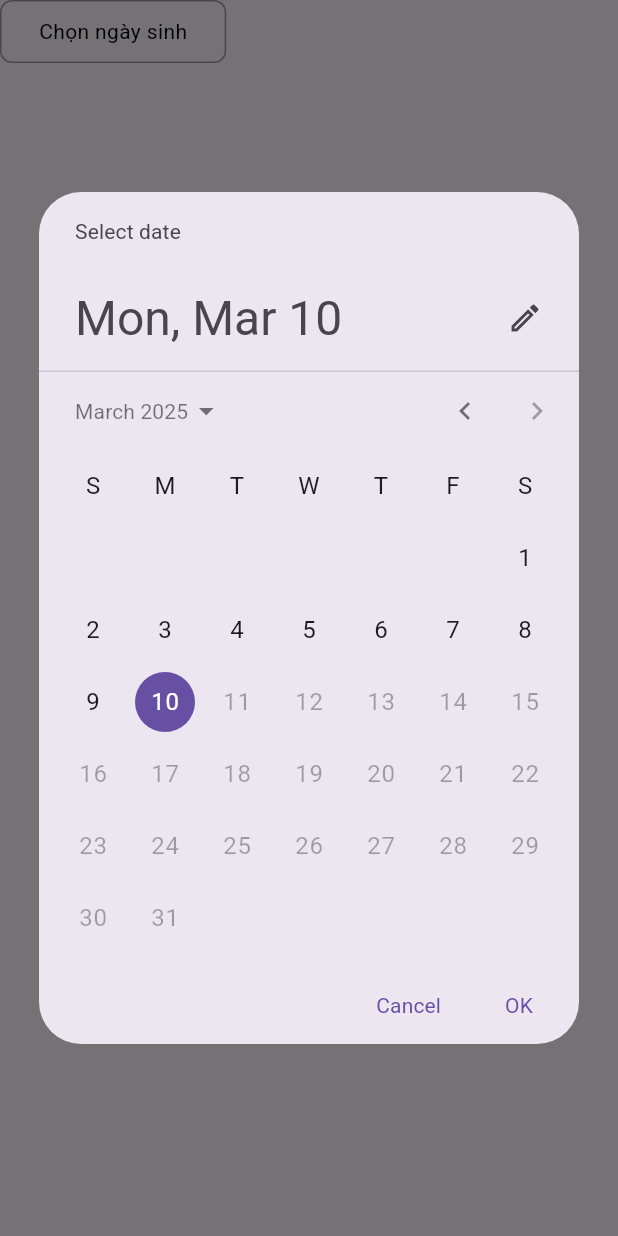
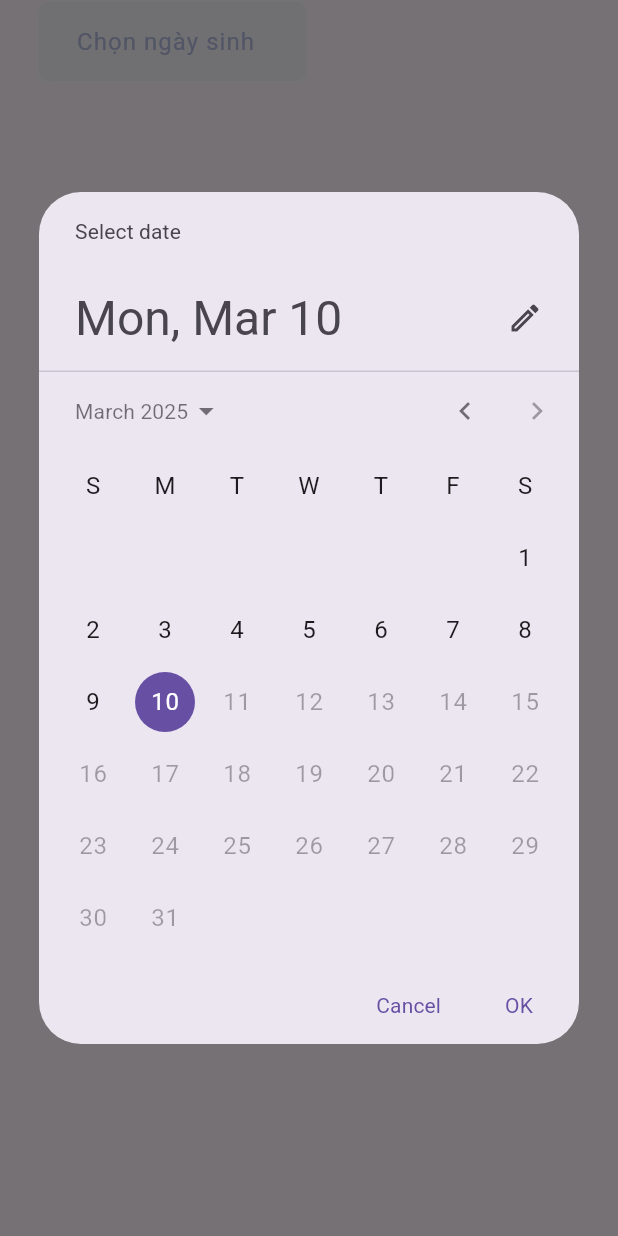
Before and after one commit to LaHuy136/Doan_Thanh_Nien, a Flutter app: the DatePicker widget shown alone on an empty page, opened directly with empty values, after a tap on "Chọn ngày sinh", on a phone screen of 412 x 824 dp. Run offline on Flutter 3.47's test engine with Material 3 defaults, Android fonts, the phone set to English and light mode, and no system bars; our stand-ins replace equatable, flutter_bloc, image_picker, shared_preferences; accounts and stored records are empty; Roboto replaces fonts that are missing (Poppins-Medium).

Commit message:
update UI and change gender picker

```diff
--- a/doan_thanh_nien/lib/bloc/activity_bloc.dart
+++ b/doan_thanh_nien/lib/bloc/activity_bloc.dart
@@ -42,7 +42,7 @@ class ActivityDetailBloc
       final state = this.state;
       if (state is ActivityDetailLoaded) {
         final isAlreadyRegistered =
-            state.registeredEvents.any((e) => e.title == event.event.title);
+            state.registeredEvents.any((e) => e.title == event.activity.title);
 
         if (isAlreadyRegistered) {
           emit(ActivityDetailLoaded(
@@ -57,7 +57,7 @@ class ActivityDetailBloc
         } else {
           final updatedEvents =
               List<volunteerActivities>.from(state.registeredEvents)
-                ..add(event.event.copyWith(isRegistered: true));
+                ..add(event.activity.copyWith(isRegistered: true));
 
           final prefs = await SharedPreferences.getInstance();
           prefs.setString('registeredEvents',
--- a/doan_thanh_nien/lib/bloc/event/activity_event.dart
+++ b/doan_thanh_nien/lib/bloc/event/activity_event.dart
@@ -27,7 +27,7 @@ class LoadActivityDetail extends ActivityDetailEvent {
 }
 
 class RegisterActivity extends ActivityDetailEvent {
-  final volunteerActivities event;
+  final volunteerActivities activity;
 
-  RegisterActivity({required this.event});
+  RegisterActivity({required this.activity});
 }
--- a/doan_thanh_nien/lib/bloc/profile_bloc.dart
+++ b/doan_thanh_nien/lib/bloc/profile_bloc.dart
@@ -4,14 +4,15 @@ import 'event/profile_event.dart';
 import 'state/profle_state.dart';
 
 class ProfileBloc extends Bloc<ProfileEvent, ProfileState> {
-  ProfileBloc() : super(ProfileState.initial()) {
+  final SharedPreferences prefs;
+
+  ProfileBloc({required this.prefs}) : super(ProfileState.initial()) {
     on<LoadProfile>(_onLoadProfile);
     on<UpdateProfile>(_onUpdateProfile);
   }
 
   Future<void> _onLoadProfile(
       LoadProfile event, Emitter<ProfileState> emit) async {
-    SharedPreferences prefs = await SharedPreferences.getInstance();
     String name = prefs.getString('name') ?? '';
     String gender = prefs.getString('gender') ?? '';
     String dateOfBirth = prefs.getString('dateOfBirth') ?? '';
@@ -29,7 +30,6 @@ class ProfileBloc extends Bloc<ProfileEvent, ProfileState> {
 
   Future<void> _onUpdateProfile(
       UpdateProfile event, Emitter<ProfileState> emit) async {
-    SharedPreferences prefs = await SharedPreferences.getInstance();
     if (event.dateOfBirth != null) {
       await prefs.setString('dateOfBirth', event.dateOfBirth!);
     }
--- a/doan_thanh_nien/lib/bloc/state/signup_state.dart
+++ b/doan_thanh_nien/lib/bloc/state/signup_state.dart
@@ -1,4 +1,3 @@
-
 import 'package:equatable/equatable.dart';
 
 abstract class SignUpState extends Equatable {
@@ -14,3 +13,29 @@ class SignUpSuccess extends SignUpState {}
 class SignUpLoading extends SignUpState {}
 
 class SignUpFailure extends SignUpState {}
+
+class SignUpUpdated extends SignUpState {
+  final String gender;
+  const SignUpUpdated({required this.gender});
+}
+
+class SignUpFormUpdated extends SignUpState {
+  final String name;
+  final String password;
+  final String gender;
+  final String dateOfBirth;
+  final String faculty;
+  final String studentId;
+
+  const SignUpFormUpdated({
+    required this.name,
+    required this.password,
+    required this.gender,
+    required this.dateOfBirth,
+    required this.faculty,
+    required this.studentId,
+  });
+  @override
+  List<Object> get props =>
+      [name, password, gender, dateOfBirth, faculty, studentId];
+}
--- a/doan_thanh_nien/lib/components/date_picker.dart
+++ b/doan_thanh_nien/lib/components/date_picker.dart
@@ -6,6 +6,7 @@ import 'package:intl/intl.dart';
 import '../bloc/event/signup_event.dart';
 import '../bloc/signup_bloc.dart';
 import '../bloc/state/signup_state.dart';
+import '../themes/colors.dart';
 
 class DatePicker extends StatelessWidget {
   final TextEditingController dateOfBirthController;
@@ -17,7 +18,9 @@ class DatePicker extends StatelessWidget {
 
   @override
   Widget build(BuildContext context) {
-    return InkWell(
+    return Padding(
+      padding: const EdgeInsets.symmetric(horizontal: 25.0),
+      child: InkWell(
         onTap: () async {
           final selectedDate = await showDatePicker(
             context: context,
@@ -36,19 +39,29 @@ class DatePicker extends StatelessWidget {
           }
         },
         child: Container(
-        padding: const EdgeInsets.symmetric(vertical: 10, horizontal: 25),
+          width: 180,
+          padding: const EdgeInsets.symmetric(vertical: 15.0, horizontal: 25.0),
           decoration: BoxDecoration(
-          border: Border.all(color: Colors.grey),
-          borderRadius: BorderRadius.circular(8),
+            color: AppColor.textFieldColor,
+            border: Border.all(color: AppColor.bordertfColor),
+            borderRadius: BorderRadius.circular(8.0),
           ),
           child: BlocBuilder<SignUpBloc, SignUpState>(
             builder: (context, state) {
-            final dateOfBirth = context.read<SignUpBloc>().dateOfBirth;
+              final dateOfBirth = (state is SignUpFormUpdated)
+                  ? state.dateOfBirth
+                  : '';
               return Text(
                 dateOfBirth.isEmpty ? 'Chọn ngày sinh' : dateOfBirth,
-              style: const TextStyle(color: Colors.black),
+                style: TextStyle(
+                  fontFamily: 'Poppins-Medium',
+                  fontSize: 16,
+                  color: AppColor.textPickerColor,
+                  letterSpacing: 0.7,
+                ),
               );
             },
+          ),
         ),
       ),
     );
--- a/doan_thanh_nien/lib/components/my_avatar.dart
+++ b/doan_thanh_nien/lib/components/my_avatar.dart
@@ -37,13 +37,13 @@ class _MyAvatarState extends State<MyAvatar> {
           CircleAvatar(
             radius: 60,
             backgroundImage: _image != null ? FileImage(_image!) : null,
-            child: _image == null ? const Icon(Icons.person, size: 60) : null,
+            child: _image == null ? const Icon(Icons.person, size: 80) : null,
           ),
           const SizedBox(height: 10),
           IconButton(
             onPressed: _pickImage,
             icon: Container(
-              width: 120,
+              width: 160,
               child: Row(
                 mainAxisAlignment: MainAxisAlignment.center,
                 children: [
--- a/doan_thanh_nien/lib/main.dart
+++ b/doan_thanh_nien/lib/main.dart
@@ -7,11 +7,13 @@ import 'package:doan_thanh_nien/bloc/update_bloc.dart';
 import 'package:doan_thanh_nien/pages/login_page.dart';
 import 'package:flutter/material.dart';
 import 'package:flutter_bloc/flutter_bloc.dart';
+import 'package:shared_preferences/shared_preferences.dart';
 import 'bloc/drawer_bloc.dart';
 import 'bloc/event/drawer_event.dart';
 
 void main() async {
   WidgetsFlutterBinding.ensureInitialized();
+  SharedPreferences prefs = await SharedPreferences.getInstance();
 
   runApp(
     MultiBlocProvider(
@@ -21,9 +23,9 @@ void main() async {
         BlocProvider(
             create: (context) => DrawerBloc()..add(LoadUserDataEvent())),
         BlocProvider(create: (context) => LoginBloc(context)),
-        BlocProvider(create: (context) => SignUpBloc(context)),
+        BlocProvider(create: (context) => SignUpBloc()),
         BlocProvider(create: (context) => UpdateBloc()),
-        BlocProvider(create: (context) => ProfileBloc()),
+        BlocProvider(create: (context) => ProfileBloc(prefs: prefs)),
       ],
       child: const MyApp(),
     ),
--- a/doan_thanh_nien/lib/models/activities.dart
+++ b/doan_thanh_nien/lib/models/activities.dart
@@ -38,10 +38,10 @@ class News extends ChangeNotifier {
 
     // another
     volunteerActivities(
-      imagePath: 'assets/images/trong_cay.jpg',
-      title: 'Trồng cây xanh 2024',
+      imagePath: 'assets/images/hien_mau.jpg',
+      title: 'Hiến máu nhân đạo',
       day: '18/09/2024 - 20/09/2024',
-      location: 'Công viên Thống Nhất, Hà Nội',
+      location: 'Trường THPT Kim Đồng, Hà Nội',
       registeredNumber: 0,
       category: volunteerActivitiesCategory.another,
     ),
--- a/doan_thanh_nien/lib/pages/activity_detail_page.dart
+++ b/doan_thanh_nien/lib/pages/activity_detail_page.dart
@@ -204,7 +204,7 @@ class _ActivityDetailPageState extends State<ActivityDetailPage> {
                             duration: const Duration(seconds: 1),
                           ));
                           context.read<ActivityDetailBloc>().add(
-                                RegisterActivity(event: activity),
+                                RegisterActivity(activity: activity),
                               );
                           Navigator.push(
                             context,
--- a/doan_thanh_nien/lib/themes/colors.dart
+++ b/doan_thanh_nien/lib/themes/colors.dart
@@ -21,6 +21,10 @@ class AppColor {
 
   // AppBar
   static Color appBarColor = const Color.fromARGB(255, 21, 61, 133);
+  static Color iconAppBarColor = const Color.fromARGB(255, 255, 255, 255);
+
+  // Picker
+  static Color textPickerColor = const Color.fromARGB(197, 156, 168, 211);
 
   // Drawer
   static Color drawerTileColor = const Color.fromARGB(255, 40, 117, 187);
```
Also changed, not shown: doan_thanh_nien/lib/bloc/signup_bloc.dart (+59 -14 lines), doan_thanh_nien/lib/bloc/update_bloc.dart (+7 -0 lines), doan_thanh_nien/lib/components/gender_picker.dart (added, +106 -0 lines), doan_thanh_nien/lib/components/my_activity_tile.dart (+8 -1 lines), doan_thanh_nien/lib/components/my_drawer.dart (+14 -5 lines), doan_thanh_nien/lib/pages/activity_registered_page.dart (+4 -8 lines), doan_thanh_nien/lib/pages/profile_page.dart (+30 -10 lines), doan_thanh_nien/lib/pages/signup_page.dart (+4 -12 lines), doan_thanh_nien/lib/pages/update_page.dart (+37 -75 lines). Lines whose indentation alone changed are shown as unchanged.
